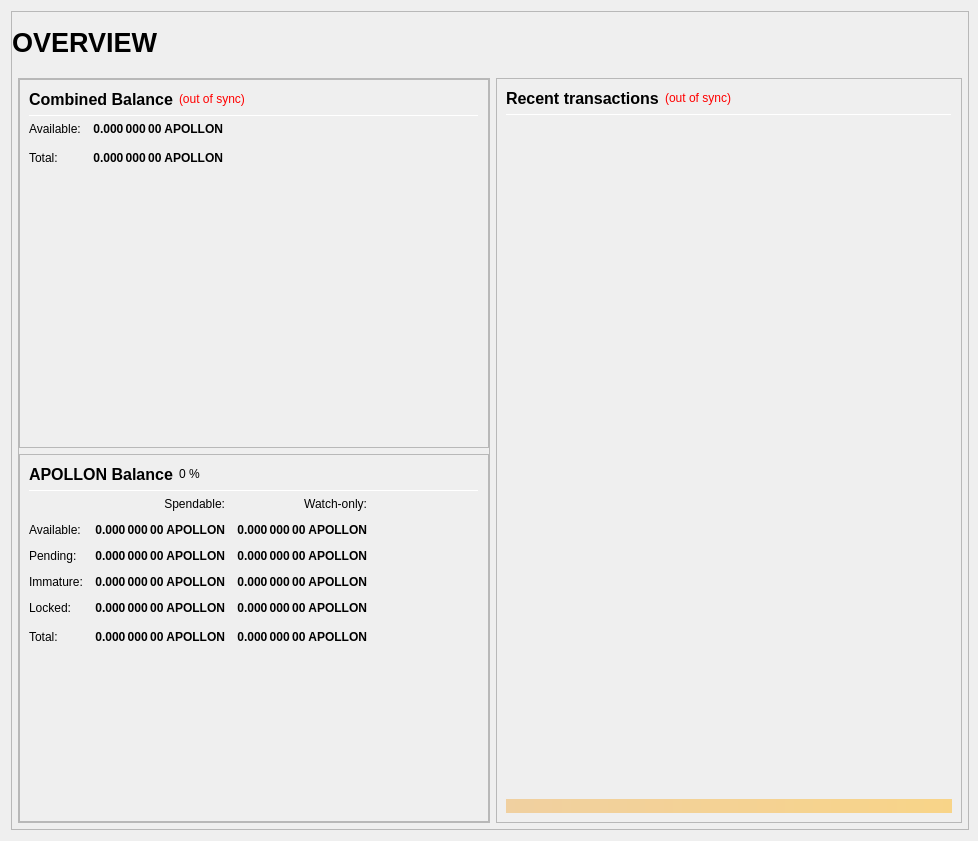
Qt form src/qt/forms/overviewpage.ui (MotoAcidic/bdcash-protocol) before a commit.
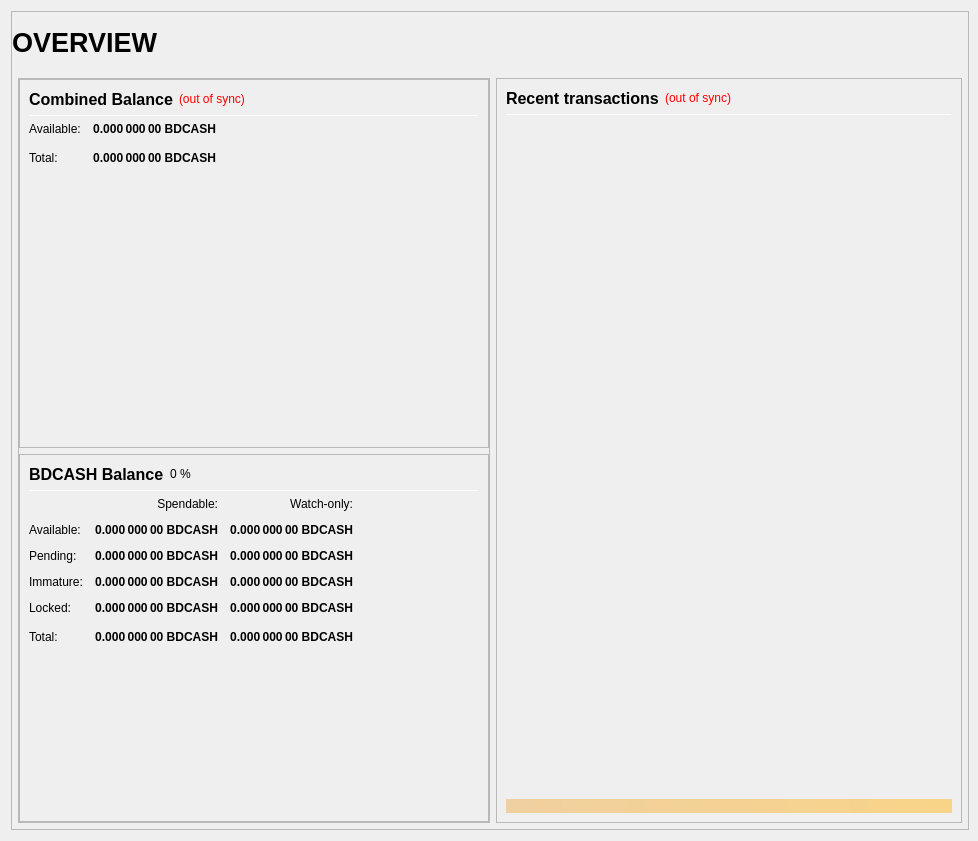
The same form after that commit.

```diff
--- a/src/qt/forms/overviewpage.ui
+++ b/src/qt/forms/overviewpage.ui
@@ -306,7 +306,7 @@
                           <string>Your current spendable balance</string>
                          </property>
                          <property name="text">
-                          <string notr="true">0.000 000 00 APOLLON</string>
+                          <string notr="true">0.000 000 00 BDCASH</string>
                          </property>
                          <property name="alignment">
                           <set>Qt::AlignRight|Qt::AlignTrailing|Qt::AlignVCenter</set>
@@ -338,7 +338,7 @@
                           <string>Total Balance, including all unavailable coins.</string>
                          </property>
                          <property name="text">
-                          <string notr="true">0.000 000 00 APOLLON</string>
+                          <string notr="true">0.000 000 00 BDCASH</string>
                          </property>
                          <property name="alignment">
                           <set>Qt::AlignRight|Qt::AlignTrailing|Qt::AlignVCenter</set>
@@ -406,7 +406,7 @@
                           </font>
                          </property>
                          <property name="text">
-                          <string>APOLLON Balance</string>
+                          <string>BDCASH Balance</string>
                          </property>
                         </widget>
                        </item>
@@ -498,7 +498,7 @@
                           <string>Your current spendable balance</string>
                          </property>
                          <property name="text">
-                          <string notr="true">0.000 000 00 APOLLON</string>
+                          <string notr="true">0.000 000 00 BDCASH</string>
                          </property>
                          <property name="alignment">
                           <set>Qt::AlignRight|Qt::AlignTrailing|Qt::AlignVCenter</set>
@@ -523,7 +523,7 @@
                           <string>Your current balance in watch-only addresses</string>
                          </property>
                          <property name="text">
-                          <string notr="true">0.000 000 00 APOLLON</string>
+                          <string notr="true">0.000 000 00 BDCASH</string>
                          </property>
                          <property name="alignment">
                           <set>Qt::AlignRight|Qt::AlignTrailing|Qt::AlignVCenter</set>
@@ -555,7 +555,7 @@
                           <string>Total of transactions that have yet to be confirmed, and do not yet count toward the spendable balance</string>
                          </property>
                          <property name="text">
-                          <string notr="true">0.000 000 00 APOLLON</string>
+                          <string notr="true">0.000 000 00 BDCASH</string>
                          </property>
                          <property name="alignment">
                           <set>Qt::AlignRight|Qt::AlignTrailing|Qt::AlignVCenter</set>
@@ -580,7 +580,7 @@
                           <string>Unconfirmed transactions to watch-only addresses</string>
                          </property>
                          <property name="text">
-                          <string notr="true">0.000 000 00 APOLLON</string>
+                          <string notr="true">0.000 000 00 BDCASH</string>
                          </property>
                          <property name="alignment">
                           <set>Qt::AlignRight|Qt::AlignTrailing|Qt::AlignVCenter</set>
@@ -612,7 +612,7 @@
                           <string>Staked or masternode rewards that has not yet matured</string>
                          </property>
                          <property name="text">
-                          <string notr="true">0.000 000 00 APOLLON</string>
+                          <string notr="true">0.000 000 00 BDCASH</string>
                          </property>
                          <property name="alignment">
                           <set>Qt::AlignRight|Qt::AlignTrailing|Qt::AlignVCenter</set>
@@ -637,7 +637,7 @@
                           <string>Staked or masternode rewards in watch-only addresses that has not yet matured</string>
                          </property>
                          <property name="text">
-                          <string notr="true">0.000 000 00 APOLLON</string>
+                          <string notr="true">0.000 000 00 BDCASH</string>
                          </property>
                          <property name="alignment">
                           <set>Qt::AlignRight|Qt::AlignTrailing|Qt::AlignVCenter</set>
@@ -672,7 +672,7 @@
                           <string>Locked APOLLON or Masternode collaterals. These are excluded from zAPOLLON minting.</string>
                          </property>
                          <property name="text">
-                          <string notr="true">0.000 000 00 APOLLON</string>
+                          <string notr="true">0.000 000 00 BDCASH</string>
                          </property>
                          <property name="alignment">
                           <set>Qt::AlignRight|Qt::AlignTrailing|Qt::AlignVCenter</set>
@@ -697,7 +697,7 @@
                           <string>Current locked balance in watch-only addresses</string>
                          </property>
                          <property name="text">
-                          <string notr="true">0.000 000 00 APOLLON</string>
+                          <string notr="true">0.000 000 00 BDCASH</string>
                          </property>
                          <property name="alignment">
                           <set>Qt::AlignRight|Qt::AlignTrailing|Qt::AlignVCenter</set>
@@ -732,7 +732,7 @@
                           <string>Your current APOLLON balance, unconfirmed and immature transactions included</string>
                          </property>
                          <property name="text">
-                          <string notr="true">0.000 000 00 APOLLON</string>
+                          <string notr="true">0.000 000 00 BDCASH</string>
                          </property>
                          <property name="alignment">
                           <set>Qt::AlignRight|Qt::AlignTrailing|Qt::AlignVCenter</set>
@@ -757,7 +757,7 @@
                           <string>Current total balance in watch-only addresses</string>
                          </property>
                          <property name="text">
-                          <string notr="true">0.000 000 00 APOLLON</string>
+                          <string notr="true">0.000 000 00 BDCASH</string>
                          </property>
                          <property name="alignment">
                           <set>Qt::AlignRight|Qt::AlignTrailing|Qt::AlignVCenter</set>
```
Left out of the diff: 12 changed lines with no effect on the pictures.
